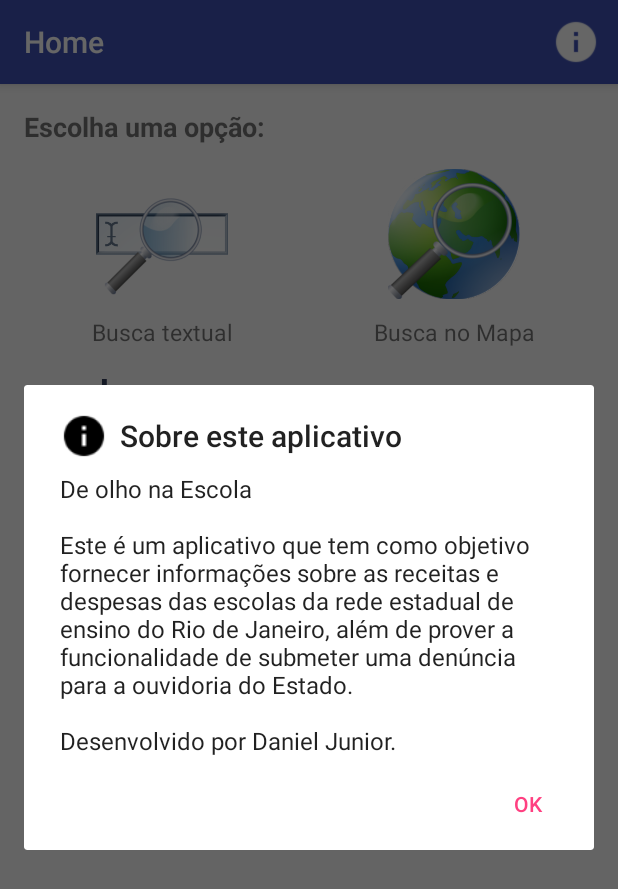
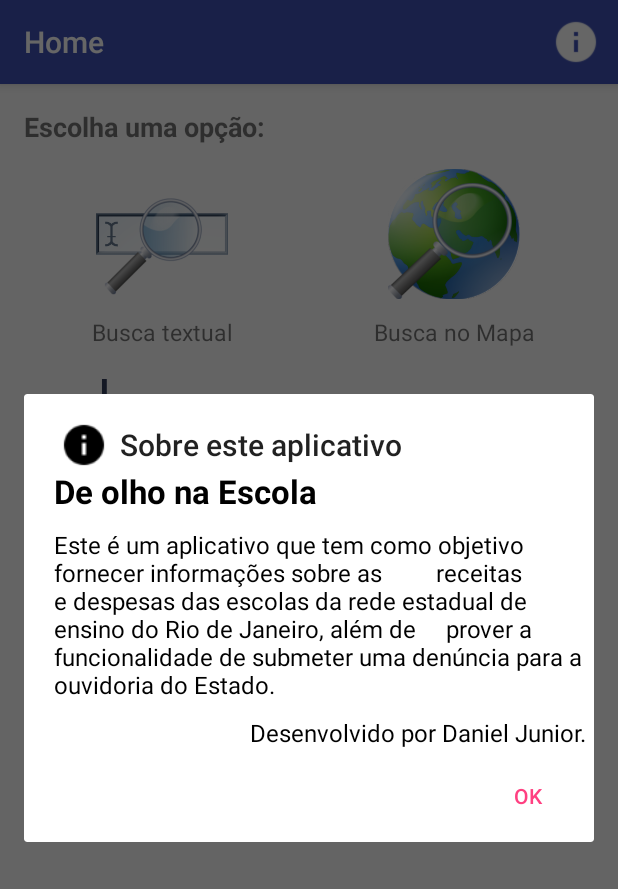
Before and after one commit to DanielJunior/deOlhoNaEscola, an Android app: the screen it shows after launch (MainActivity), after a tap on "Text to be seen by user", on a phone screen of 412 x 824 dp. Shown: the top 889 px of the screen. Run offline under Robolectric (Android 15) with nearby library versions, the phone set to English and light mode, and no system bars.

Commit message:
Modificando dialogo de 'Sobre'

```diff
--- a/app/src/main/java/br/com/danieljunior/deolhonaescola/fragments/dialogs/AboutDialog.java
+++ b/app/src/main/java/br/com/danieljunior/deolhonaescola/fragments/dialogs/AboutDialog.java
@@ -5,6 +5,7 @@ import android.app.Dialog;
 import android.app.DialogFragment;
 import android.content.DialogInterface;
 import android.os.Bundle;
+import android.view.LayoutInflater;
 import android.view.View;
 import android.widget.TextView;
 
@@ -21,15 +22,18 @@ public class AboutDialog extends DialogFragment {
         AlertDialog.Builder builder = new AlertDialog.Builder(getActivity());
         builder.setTitle("Sobre este aplicativo");
         builder.setIcon(R.mipmap.ic_info);
-        builder.setMessage("De olho na Escola \n\nEste é um aplicativo que tem como objetivo fornecer informações sobre " +
-                "as receitas e despesas das escolas da rede estadual de ensino do Rio de Janeiro, além de " +
-                "prover a funcionalidade de submeter uma denúncia para a ouvidoria do Estado.\n\n" +
-                "Desenvolvido por Daniel Junior.");
+
+        LayoutInflater inflater = getActivity().getLayoutInflater();
+
+        // Inflate and set the layout for the dialog
+        // Pass null as the parent view because its going in the dialog layout
+        builder.setView(inflater.inflate(R.layout.about, null));
+
         builder.setPositiveButton("OK", new DialogInterface.OnClickListener() {
-                    public void onClick(DialogInterface dialog, int id) {
-                        dialog.dismiss();
-                    }
-                });
+            public void onClick(DialogInterface dialog, int id) {
+                dialog.dismiss();
+            }
+        });
         // Create the AlertDialog object and return it
         return builder.create();
     }
--- a/app/src/main/res/layout/about.xml
+++ b/app/src/main/res/layout/about.xml
@@ -5,20 +5,35 @@
     <TextView
         android:layout_width="match_parent"
         android:layout_height="wrap_content"
+        android:paddingLeft="20dip"
+        android:textSize="22sp"
+        android:text="De olho na Escola"
+        android:textColor="#000000"
+        android:textStyle="bold"/>
+
+    <TextView
+        android:id="@+id/about_description"
+        android:layout_width="match_parent"
+        android:layout_height="wrap_content"
+        android:paddingLeft="20dip"
+        android:paddingTop="10dip"
         android:textSize="16sp"
-        android:text="De olho na Escola"
-        android:textColor="?android:attr/textColorPrimaryInverse" />
+        android:text="Este é um aplicativo que tem como objetivo fornecer informações sobre as
+        receitas e despesas das escolas da rede estadual de ensino do Rio de Janeiro, além de
+    prover a funcionalidade de submeter uma denúncia para a ouvidoria do Estado."
+        android:autoLink="web"
+        android:textColor="#000000" />
 
     <TextView
         android:id="@+id/about_credits"
         android:layout_width="match_parent"
         android:layout_height="wrap_content"
-        android:paddingTop="20dip"
+        android:paddingRight="5dip"
+        android:paddingTop="10dip"
         android:textSize="16sp"
-        android:text="Este é um aplicativo que tem como objetivo fornecer informações sobre as
-        receitas e despesas das escolas da rede estadual de ensino do Rio de Janeiro, além de
-    prover a funcionalidade de submeter uma denúncia para a ouvidoria do Estado.
-    Desenvolvido por Daniel Junior."
+        android:text="Desenvolvido por Daniel Junior."
+        android:gravity="end"
+        android:textAlignment="textEnd"
         android:autoLink="web"
-        android:textColor="?android:attr/textColorPrimaryInverse" />
+        android:textColor="#000000" />
 </LinearLayout>
```
